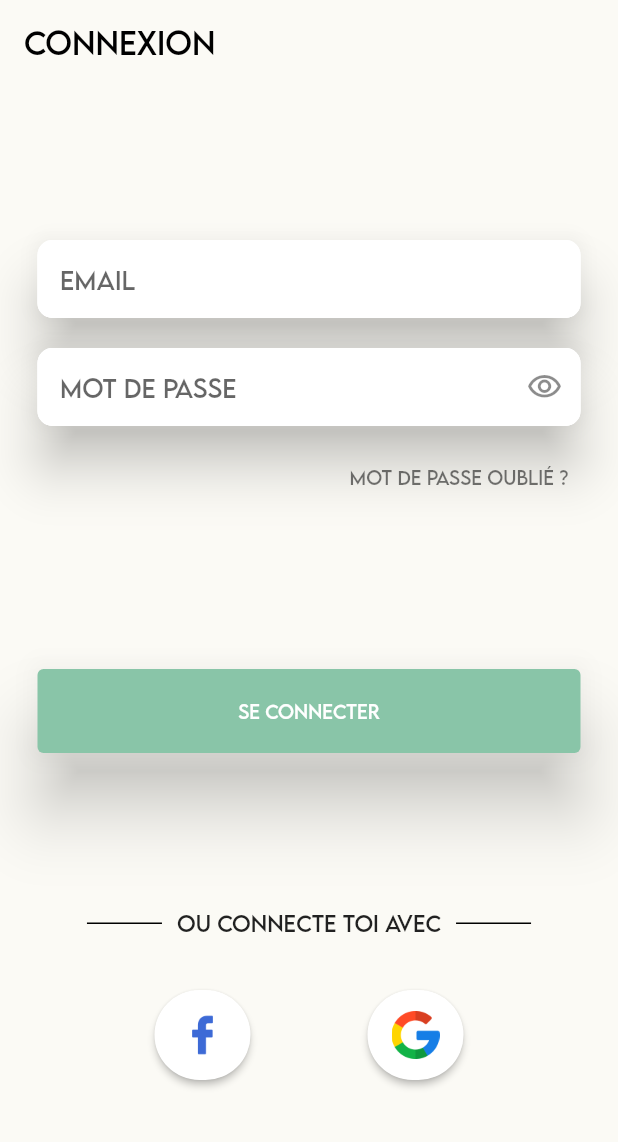
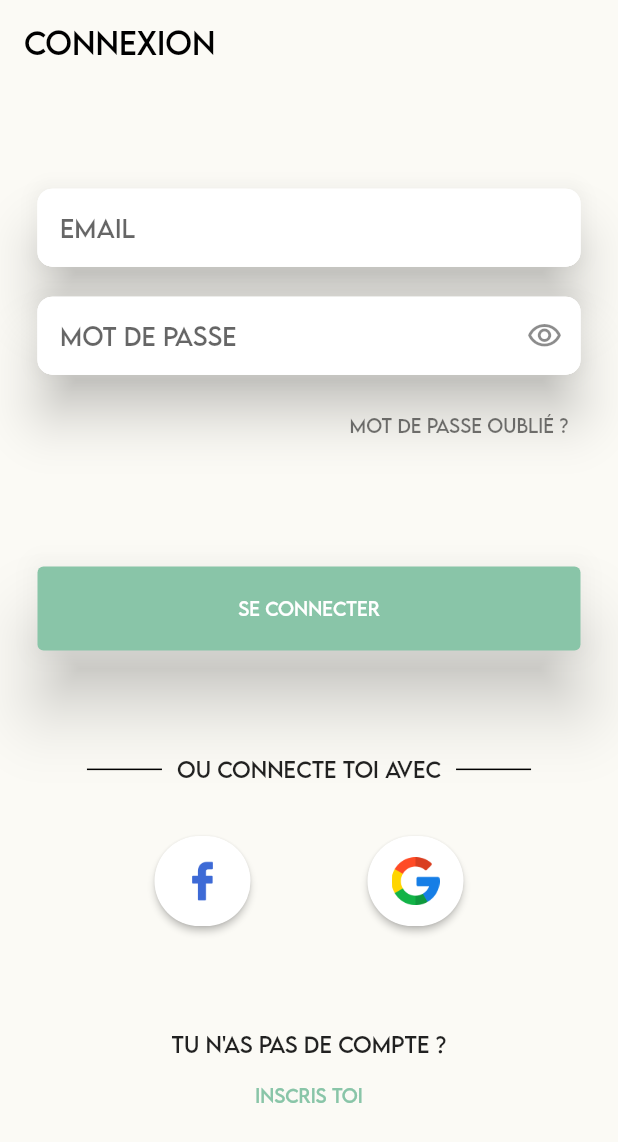
Before and after one commit to JESSYV96/tradilistMobile, a Flutter app: the screen it shows after launch, on a phone screen of 412 x 824 dp. Shown: the top 1142 px of the screen. Run offline on Flutter 3.47's test engine with Material 2 defaults, Android fonts, the phone set to English and light mode, and no system bars; our stand-ins replace go_router.

Commit message:
Add registration screen

```diff
--- a/lib/main.dart
+++ b/lib/main.dart
@@ -1,17 +1,18 @@
 import 'package:flutter/material.dart';
 import 'package:provider/provider.dart';
 import 'package:go_router/go_router.dart';
-import 'package:tradilist_mobile/src/common/helpers/create_material_color.dart';
-import 'package:tradilist_mobile/src/common/utils/colors.dart';
-import 'package:tradilist_mobile/src/screens/dictionary/translation_view_model.dart';
-import 'package:tradilist_mobile/src/screens/quiz/quiz_theme_screen.dart';
 
+import 'src/common/helpers/create_material_color.dart';
+import 'src/common/utils/colors.dart';
 import 'src/home_screen.dart';
 import 'src/screens/account/change_password/change_password_screen.dart';
 import 'src/screens/account/profile/account_screen.dart';
 import 'src/screens/auth/login/login_screen.dart';
 import 'src/screens/auth/login/login_view_model.dart';
+import 'src/screens/auth/register/register_screen.dart';
 import 'src/screens/dictionary/dictionary_screen.dart';
+import 'src/screens/dictionary/translation_view_model.dart';
+import 'src/screens/quiz/quiz_theme_screen.dart';
 
 Future<void> main() async {
   runApp(MyApp());
@@ -28,8 +29,8 @@ class MyApp extends StatelessWidget {
     initialLocation: '/login',
     debugLogDiagnostics: true,
     redirect: (state) {
-      const bool isLoggedIn = LoginInfo.isLoggedIn;
-      final bool isLogging = state.subloc == '/login';
+      // const bool isLoggedIn = LoginInfo.isLoggedIn;
+      // final bool isLogging = state.subloc == '/login';
 
       // if (!isLoggedIn && !isLogging) return '/login';
       // if (isLoggedIn && isLogging) return '/';
@@ -71,6 +72,11 @@ class MyApp extends StatelessWidget {
         path: '/login',
         builder: (context, state) => const LoginScreen(),
       ),
+      GoRoute(
+        name: 'registration',
+        path: '/register',
+        builder: (context, state) => const RegistrationScreen(),
+      ),
     ],
     errorBuilder: (context, state) => const Text('ERROR'),
   );
--- a/lib/src/screens/auth/login/login_screen.dart
+++ b/lib/src/screens/auth/login/login_screen.dart
@@ -45,19 +45,21 @@ class LoginScreen extends StatelessWidget {
               ),
             ),
             const LoginWithSocialNetwork(),
-            // Column(
-            //   children: [
-            //     const Text('Tu as dejà un compte ?'),
-            //     TextButton(
-            //       style: ButtonStyle(
-            //         overlayColor:
-            //             MaterialStateProperty.all<Color>(Colors.transparent),
-            //       ),
-            //       onPressed: () {},
-            //       child: const Text('Connecte toi'),
-            //     ),
-            //   ],
-            // )
+            Column(
+              children: [
+                const Text('Tu n\'as pas de compte ?'),
+                TextButton(
+                  style: ButtonStyle(
+                    overlayColor:
+                        MaterialStateProperty.all<Color>(Colors.transparent),
+                  ),
+                  onPressed: () {
+                    context.goNamed('registration');
+                  },
+                  child: const Text('Inscris toi'),
+                ),
+              ],
+            )
           ],
         ),
       ),
```
Also changed, not shown: lib/src/screens/auth/register/register_screen.dart (added, +10 -0 lines).
